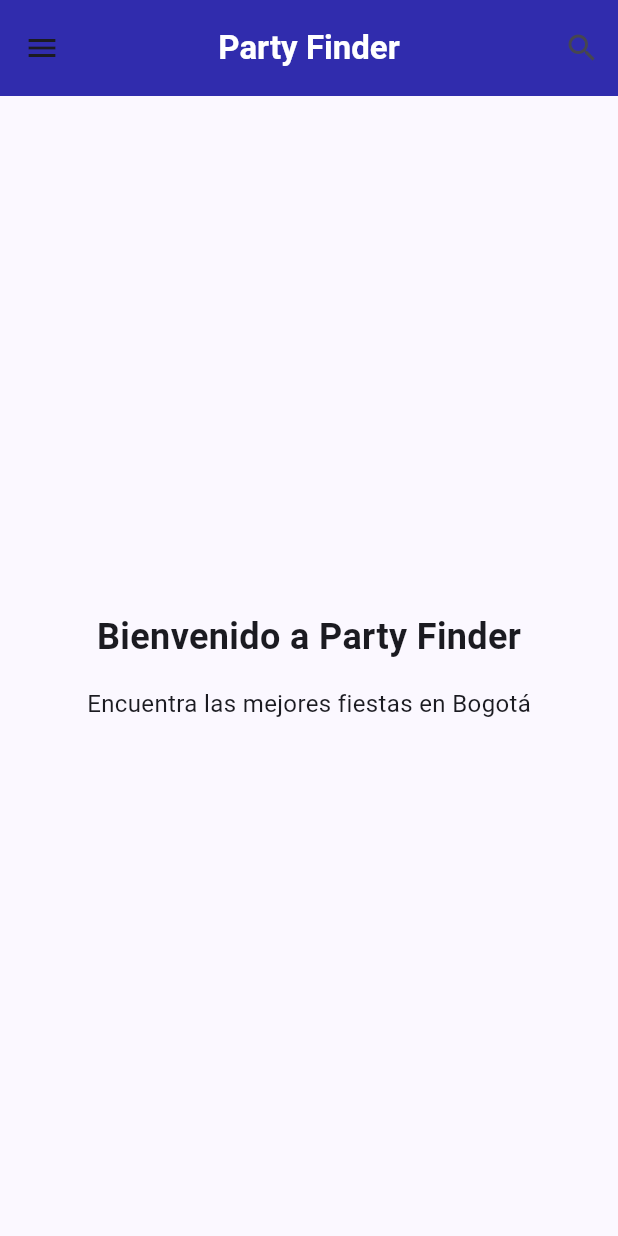
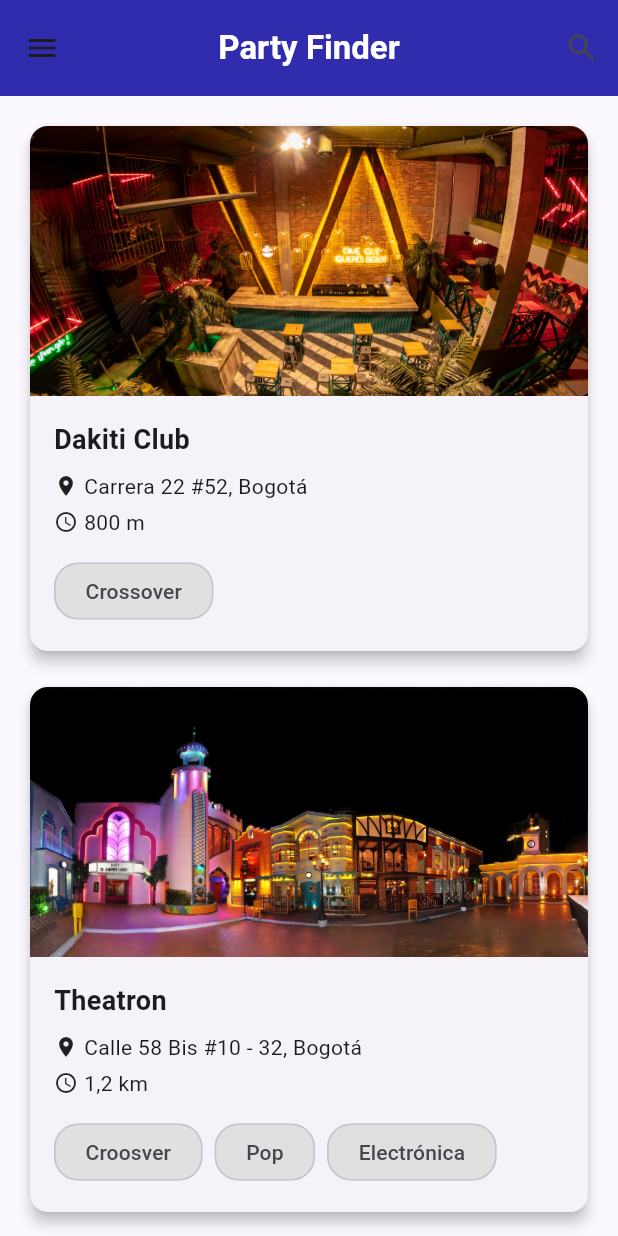
Before and after one commit to AndreSSS1022/Quiz, a Flutter app: the screen it shows after launch, on a phone screen of 412 x 824 dp. Run offline on Flutter 3.47's test engine with Material 3 defaults, Android fonts, the phone set to English and light mode, and no system bars.

Commit message:
Commit: Añadidura de bares

```diff
--- a/partyfinder/lib/main.dart
+++ b/partyfinder/lib/main.dart
@@ -72,14 +72,13 @@
                       tooltip: 'Cerrar menú',
                     ),
                   ),
-                  // Contenido centrado
                   Center(
                     child: Column(
                       mainAxisSize: MainAxisSize.min,
                       children: const [
                         CircleAvatar(
                           radius: 36,
-                          backgroundImage: AssetImage('assets/avatar.png'),
+                          backgroundImage: AssetImage('assets/perfil.JPG'),
                           backgroundColor: Colors.white,
                         ),
                         SizedBox(height: 12),
@@ -195,22 +194,146 @@
         elevation: 4,
         toolbarHeight: 64,
       ),
-      body: Center(
+      body: ListView(
+        padding: const EdgeInsets.all(16),
+        children: [
+          BarCard(
+            image: 'assets/bar1.jpg',
+            name: 'Dakiti Club',
+            address: 'Carrera 22 #52, Bogotá',
+            distance: '800 m',
+            tags: const ['Crossover'],
+          ),
+          const SizedBox(height: 16),
+          BarCard(
+            image: 'assets/bar2.jpg',
+            name: 'Theatron',
+            address: 'Calle 58 Bis #10 - 32, Bogotá',
+            distance: '1,2 km',
+            tags: const ['Croosver', 'Pop', 'Electrónica'],
+          ),
+          const SizedBox(height: 16),
+          BarCard(
+            image: 'assets/bar3.jpg',
+            name: 'Clandestino',
+            address: 'Calle 84A # 12-50, Bogotá',
+            distance: '2 km',
+            tags: const ['Salsa', 'Latino','crossover'],
+          ),
+          const SizedBox(height: 16),
+          BarCard(
+            image: 'assets/bar4.jpg',
+            name: 'La Negra',
+            address: 'Calle 100 #15-20, Bogotá',
+            distance: '2,5 km',
+            tags: const ['Latino', 'Caribeña'],
+          ),
+          const SizedBox(height: 16),
+          BarCard(
+            image: 'assets/bar5.jpg',
+            name: 'Presea Bar',
+            address: 'Cra 13 #50-60, Bogotá',
+            distance: '3 km',
+            tags: const ['Techno', 'After Party'],
+          ),
+        ],
+      ),
+    );
+  }
+}
+
+class BarCard extends StatelessWidget {
+  final String image;
+  final String name;
+  final String address;
+  final String distance;
+  final List<String> tags;
+
+  const BarCard({
+    super.key,
+    required this.image,
+    required this.name,
+    required this.address,
+    required this.distance,
+    required this.tags,
+  });
+
+  @override
+  Widget build(BuildContext context) {
+    return Card(
+      elevation: 4,
+      shape: RoundedRectangleBorder(
+        borderRadius: BorderRadius.circular(12),
+      ),
       child: Column(
-          mainAxisAlignment: MainAxisAlignment.center,
-          children: const <Widget>[
+        crossAxisAlignment: CrossAxisAlignment.start,
+        children: [
+          ClipRRect(
+            borderRadius: const BorderRadius.vertical(top: Radius.circular(12)),
+            child: Image.asset(
+              image,
+              width: double.infinity,
+              height: 180,
+              fit: BoxFit.cover,
+            ),
+          ),
+          Padding(
+            padding: const EdgeInsets.all(16),
+            child: Column(
+              crossAxisAlignment: CrossAxisAlignment.start,
+              children: [
                 Text(
-              'Bienvenido a Party Finder',
-              style: TextStyle(fontSize: 24, fontWeight: FontWeight.bold),
+                  name,
+                  style: const TextStyle(
+                    fontSize: 18,
+                    fontWeight: FontWeight.bold,
                   ),
-            SizedBox(height: 16),
+                ),
+                const SizedBox(height: 8),
+                Row(
+                  children: [
+                    const Icon(Icons.location_on, size: 16),
+                    const SizedBox(width: 4),
+                    Expanded(
+                      child: Text(
+                        address,
+                        style: const TextStyle(fontSize: 14),
+                      ),
+                    ),
+                  ],
+                ),
+                const SizedBox(height: 4),
+                Row(
+                  children: [
+                    const Icon(Icons.access_time, size: 16),
+                    const SizedBox(width: 4),
                     Text(
-              'Encuentra las mejores fiestas en Bogotá',
-              style: TextStyle(fontSize: 16),
+                      distance,
+                      style: const TextStyle(fontSize: 14),
+                    ),
+                  ],
+                ),
+                const SizedBox(height: 12),
+                Wrap(
+                  spacing: 8,
+                  children: tags
+                      .map(
+                        (tag) => Chip(
+                          label: Text(tag),
+                          backgroundColor: const Color(0xFFE0E0E0),
+                          padding: const EdgeInsets.symmetric(horizontal: 12, vertical: 8),
+                          shape: RoundedRectangleBorder(
+                            borderRadius: BorderRadius.circular(16),
+                          ),
+                        ),
+                      )
+                      .toList(),
                 ),
               ],
             ),
           ),
+        ],
+      ),
     );
   }
 }
--- a/partyfinder/pubspec.yaml
+++ b/partyfinder/pubspec.yaml
@@ -58,9 +58,8 @@
   uses-material-design: true
 
   # To add assets to your application, add an assets section, like this:
-  # assets:
-  #   - images/a_dot_burr.jpeg
-  #   - images/a_dot_ham.jpeg
+  assets:
+    - assets/
 
   # An image asset can refer to one or more resolution-specific "variants", see
   # https://flutter.dev/to/resolution-aware-images
```
Also changed, not shown: partyfinder/assets/bar1.jpg (added), partyfinder/assets/bar2.jpg (added), partyfinder/assets/bar3.jpg (added), partyfinder/assets/bar4.jpg (added), partyfinder/assets/bar5.jpg (added), partyfinder/assets/perfil.JPG (added). Lines whose indentation alone changed are shown as unchanged.
